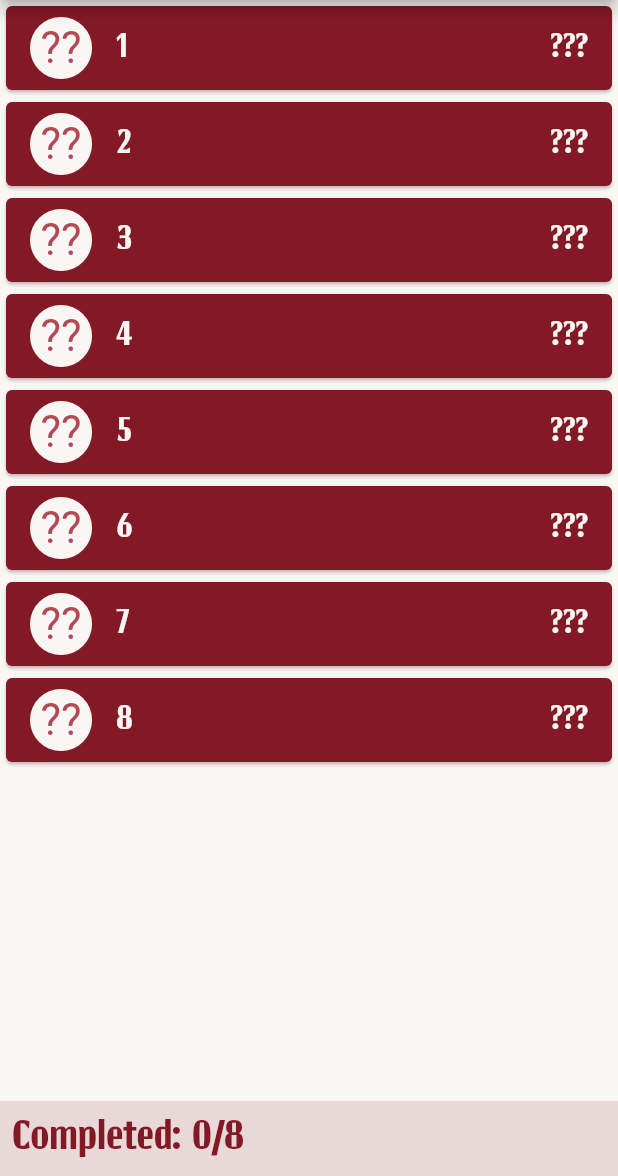
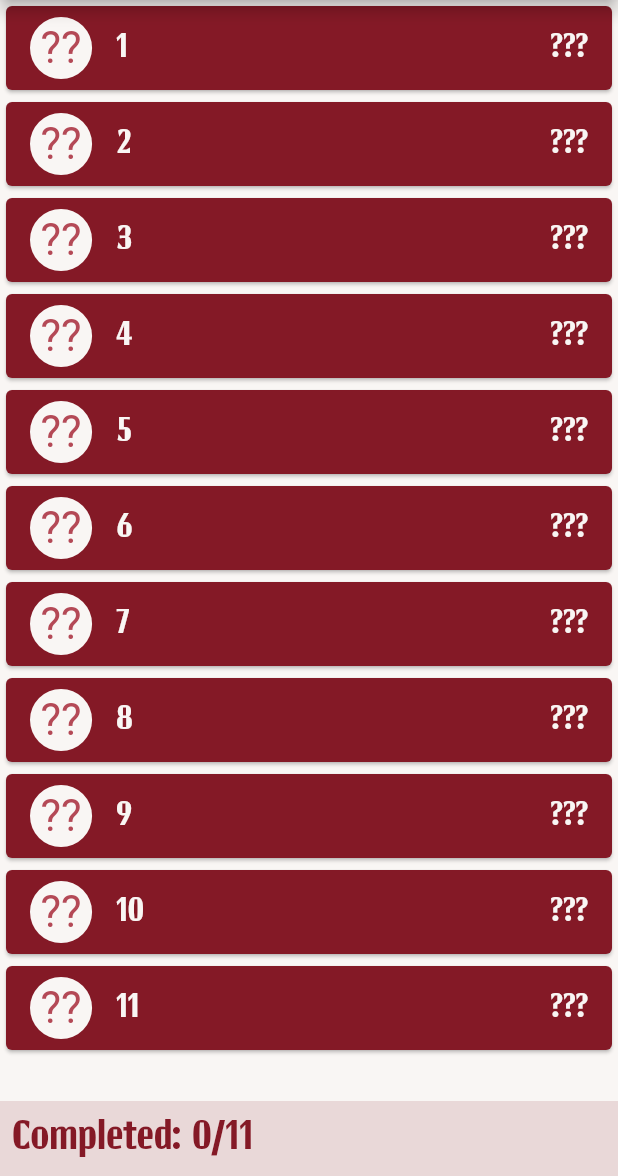
Before and after one commit to Tragikomedia/ChiCross, a Flutter app: the SelectionScreen screen opened directly, on a phone screen of 412 x 824 dp, the part 60-1236 px from its top. Run offline on Flutter 3.47's test engine with Material 2 defaults, Android fonts, the phone set to English and light mode, and no system bars; our stand-ins replace cloud_firestore, firebase_auth, firebase_core, flushbar, google_sign_in, shared_preferences and 1 more; missing offline and left inert: flutter_auth_buttons; accounts and stored records are empty; Roboto replaces fonts that are missing (MaShanZheng).

Commit message:
Added puzzles 8-10.

```diff
--- a/lib/localization/localization.dart
+++ b/lib/localization/localization.dart
@@ -114,7 +114,25 @@ const Map localization = {
         'Bank': 'Bank',
         'Milky Way': 'Milky Way',
         'Screen': 'Screen',
-      }
+      },
+      8 : {
+        'I' : 'I',
+        'We, us' : 'We, us',
+        'Motherland' : 'Motherland',
+        'Oneself' : 'Self'
+      },
+      9 : {
+        'Study' : 'Study',
+        'Learn' : 'Learn',
+        'School' : 'School',
+        'Student' : 'Student'
+      },
+      10 : {
+        'Law' : 'Law',
+        'Statute' : 'Statute',
+        'Court' : 'Court',
+        'France' : 'France'
+      },
     },
     'tutorial': {
       0: {
@@ -267,6 +285,24 @@ const Map localization = {
         'Milky Way' : 'Droga Mleczna',
         'Screen' : 'Ekran',
       },
+      8 : {
+        'I' : 'Ja',
+        'We, us' : 'My, nas',
+        'Motherland' : 'Ojczyzna',
+        'Oneself' : 'Samo-'
+      },
+      9 : {
+        'Study' : 'Kształcić się',
+        'Learn' : 'Uczyć się',
+        'School' : 'Szkoła',
+        'Student' : 'Uczeń'
+      },
+      10 : {
+        'Law' : 'Prawo',
+        'Statute' : 'Prawo',
+        'Court' : 'Sąd',
+        'France' : 'Francja',
+      },
     },
     'tutorial': {
       0: {
--- a/lib/picross_files/picross_list.dart
+++ b/lib/picross_files/picross_list.dart
@@ -286,4 +286,35 @@ List<Picross> picrossList = [
         Example(word: '银河', meaning: 'Milky Way'),
         Example(word: '银幕', meaning: 'Screen'),
       ]),
+  Picross(
+      number: 8,
+      game: Game(gameNumber: 8, correctTiles: [3, 8, 11, 13, 16, 19, 20, 21, 22, 23, 24, 25, 26, 27, 28, 29, 30, 33, 36, 40, 43, 46, 53, 58, 60, 61, 62, 63, 64, 65, 66, 67, 73, 76, 77, 78, 80, 81, 83, 85, 89, 91, 93, 97, 98, 99]
+      ),
+      description: Description(
+          character: '我', chinesePronunciation: 'wǒ', meaning: 'I'),
+      examples: [
+        Example(word: '我们', meaning: 'We, us'),
+        Example(word: '我国', meaning: 'Motherland'),
+        Example(word: '自我', meaning: 'Oneself'),
+      ]),
+  Picross(
+      number: 9,
+      game: Game(gameNumber: 9, correctTiles: [6, 11, 12, 13, 16, 20, 22, 24, 26, 30, 31, 32, 34, 36, 42, 44, 46, 48, 50, 51, 52, 54, 56, 59, 62, 64, 65, 66, 67, 68, 69, 71, 72, 74, 76, 80, 82, 83, 86, 96]),
+      description: Description(
+          character: '学', chinesePronunciation: 'xué', meaning: 'Study'),
+      examples: [
+        Example(word: '学习', meaning: 'Learn'),
+        Example(word: '学校', meaning: 'School'),
+        Example(word: '学生', meaning: 'Student'),
+      ]),
+  Picross(
+      number: 10,
+      game: Game(gameNumber: 10, correctTiles: [0, 1, 3, 7, 8, 9, 11, 13, 16, 17, 18, 24, 25, 26, 45, 49, 52, 55, 57, 58, 59, 62, 65, 66, 69, 70, 71, 72, 73, 74, 75, 79, 82, 85, 89, 92, 95, 98, 99]),
+      description: Description(
+          character: '法', chinesePronunciation: 'fǎ', meaning: 'Law'),
+      examples: [
+        Example(word: '法律', meaning: 'Statute'),
+        Example(word: '法院', meaning: 'Court'),
+        Example(word: '法国', meaning: 'France'),
+      ]),
 ];
```
